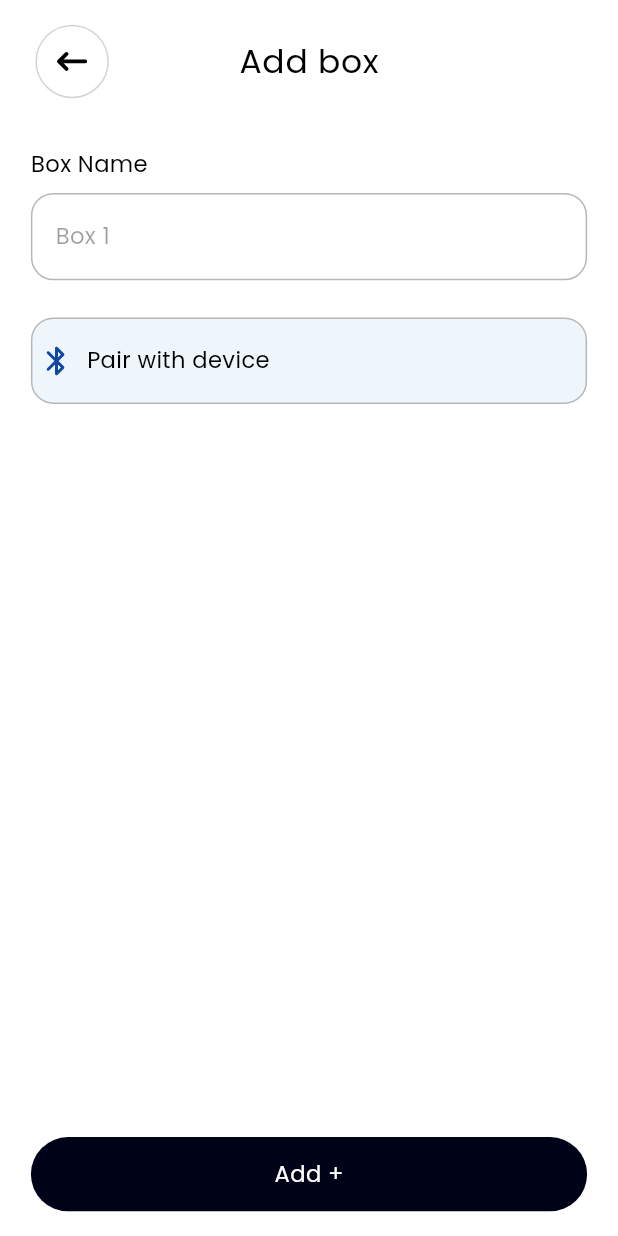
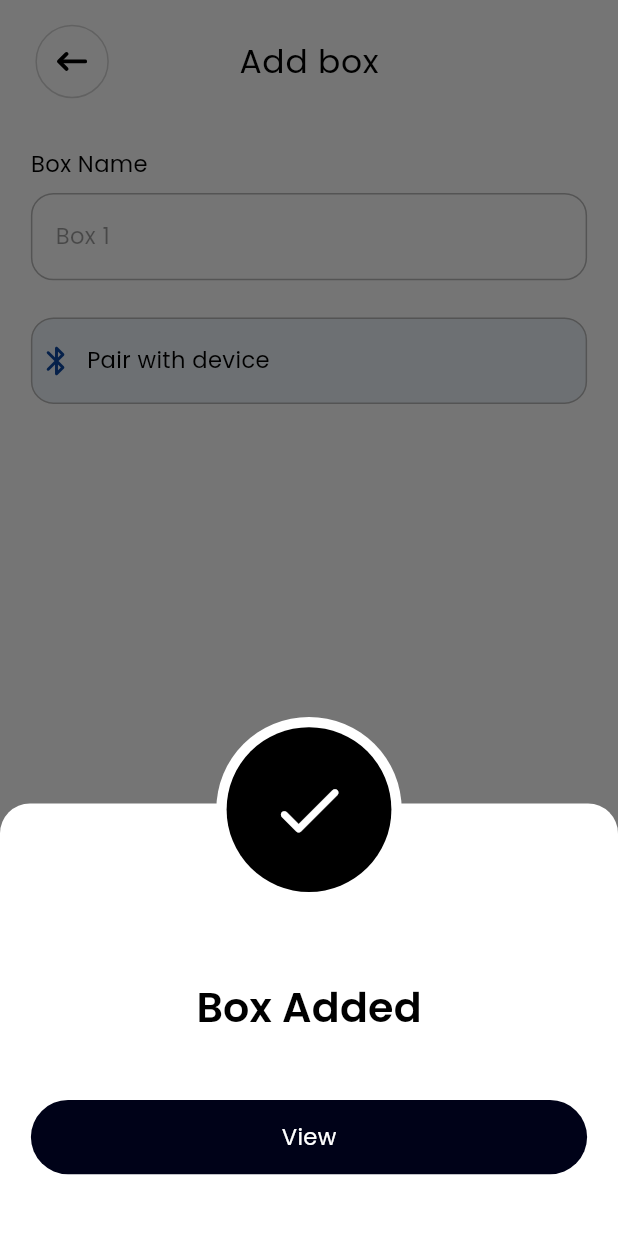
Before and after one commit to mideunlocked/sole-capsule, a Flutter app: the AddBoxScreen screen opened by its route, after a tap on "Add +", on a phone screen of 412 x 824 dp. Run offline on Flutter 3.47's test engine with Material 3 defaults, Android fonts, the phone set to English and light mode, and no system bars; our stand-ins replace cloud_firestore, firebase_auth, firebase_core, firebase_storage, flutter_svg, sizer; missing offline and left inert: encrypt; accounts and stored records are empty.

Commit message:
new commit

```diff
--- a/lib/screens/home_screens/add_box_screen.dart
+++ b/lib/screens/home_screens/add_box_screen.dart
@@ -1,10 +1,12 @@
 import 'package:flutter/material.dart';
 import 'package:sizer/sizer.dart';
-import 'package:sole_capsule/widgets/general_widgets/custom_text_field.dart';
 
-import '../../widgets/general_widgets/custom_back_button.dart';
+import '../../widgets/add_box_widgets/connect_blue_button.dart';
+import '../../widgets/general_widgets/custom_app_bar.dart';
 import '../../widgets/general_widgets/custom_button.dart';
+import '../../widgets/general_widgets/custom_text_field.dart';
 import '../../widgets/general_widgets/padded_screen_widget.dart';
+import '../../widgets/general_widgets/successfull_sheet.dart';
 
 class AddBoxScreen extends StatefulWidget {
   static const routeName = '/AddBoxScreen';
@@ -51,7 +53,21 @@ class _AddBoxScreenState extends State<AddBoxScreen> {
                 ),
               ),
               CustomButton(
-                onTap: () {},
+                onTap: () {
+                  var of = Theme.of(context);
+                  var textTheme = of.textTheme;
+                  var titleMedium = textTheme.titleMedium;
+
+                  showSuccesfullSheet(
+                    context: context,
+                    successMessage: Text(
+                      'Box Added',
+                      style: titleMedium?.copyWith(fontSize: 20.sp),
+                    ),
+                    buttonTitle: 'View',
+                    buttonFunction: () {},
+                  );
+                },
                 label: 'Add +',
               ),
               SizedBox(height: 2.h),
@@ -62,76 +78,3 @@ class _AddBoxScreenState extends State<AddBoxScreen> {
     );
   }
 }
-
-class ConnectBlueButton extends StatelessWidget {
-  const ConnectBlueButton({
-    super.key,
-  });
-
-  @override
-  Widget build(BuildContext context) {
-    var borderRadius = BorderRadius.circular(15);
-
-    return InkWell(
-      onTap: () {},
-      borderRadius: borderRadius,
-      child: Container(
-        width: 100.w,
-        height: 7.h,
-        padding: EdgeInsets.symmetric(horizontal: 1.w),
-        decoration: BoxDecoration(
-          color: const Color(0xFFEEF5FB),
-          border: Border.all(
-            color: const Color(0xFFB7B7B7),
-          ),
-          borderRadius: borderRadius,
-        ),
-        child: Row(
-          children: [
-            Icon(
-              Icons.bluetooth_rounded,
-              color: Colors.blue.shade900,
-            ),
-            SizedBox(width: 2.w),
-            const Text('Pair with device'),
-          ],
-        ),
-      ),
-    );
-  }
-}
-
-class CustomAppBar extends StatelessWidget {
-  const CustomAppBar({
-    super.key,
-    required this.title,
-  });
-
-  final String title;
-
-  @override
-  Widget build(BuildContext context) {
-    var of = Theme.of(context);
-    var textTheme = of.textTheme;
-
-    return Column(
-      children: [
-        SizedBox(height: 2.h),
-        Stack(
-          alignment: Alignment.center,
-          children: [
-            const Row(
-              children: [
-                CustomBackButton(),
-              ],
-            ),
-            Text(
-              title,
-              style: textTheme.bodyLarge,
-            ),
-          ],
-        ),
-      ],
-    );
-  }
-}
--- /dev/null
+++ b/lib/widgets/add_box_widgets/connect_blue_button.dart
@@ -0,0 +1,40 @@
+import 'package:flutter/material.dart';
+import 'package:sizer/sizer.dart';
+
+class ConnectBlueButton extends StatelessWidget {
+  const ConnectBlueButton({
+    super.key,
+  });
+
+  @override
+  Widget build(BuildContext context) {
+    var borderRadius = BorderRadius.circular(15);
+
+    return InkWell(
+      onTap: () {},
+      borderRadius: borderRadius,
+      child: Container(
+        width: 100.w,
+        height: 7.h,
+        padding: EdgeInsets.symmetric(horizontal: 1.w),
+        decoration: BoxDecoration(
+          color: const Color(0xFFEEF5FB),
+          border: Border.all(
+            color: const Color(0xFFB7B7B7),
+          ),
+          borderRadius: borderRadius,
+        ),
+        child: Row(
+          children: [
+            Icon(
+              Icons.bluetooth_rounded,
+              color: Colors.blue.shade900,
+            ),
+            SizedBox(width: 2.w),
+            const Text('Pair with device'),
+          ],
+        ),
+      ),
+    );
+  }
+}
--- /dev/null
+++ b/lib/widgets/general_widgets/custom_app_bar.dart
@@ -0,0 +1,39 @@
+import 'package:flutter/material.dart';
+import 'package:sizer/sizer.dart';
+
+import 'custom_back_button.dart';
+
+class CustomAppBar extends StatelessWidget {
+  const CustomAppBar({
+    super.key,
+    required this.title,
+  });
+
+  final String title;
+
+  @override
+  Widget build(BuildContext context) {
+    var of = Theme.of(context);
+    var textTheme = of.textTheme;
+
+    return Column(
+      children: [
+        SizedBox(height: 2.h),
+        Stack(
+          alignment: Alignment.center,
+          children: [
+            const Row(
+              children: [
+                CustomBackButton(),
+              ],
+            ),
+            Text(
+              title,
+              style: textTheme.bodyLarge,
+            ),
+          ],
+        ),
+      ],
+    );
+  }
+}
--- a/lib/widgets/reset_widgets/reset_successfull_sheet.dart
+++ b/lib/widgets/general_widgets/successfull_sheet.dart
@@ -1,21 +1,52 @@
 import 'package:flutter/material.dart';
 import 'package:sizer/sizer.dart';
 
-import '../general_widgets/custom_button.dart';
-import '../general_widgets/padded_screen_widget.dart';
+import 'custom_button.dart';
+import 'padded_screen_widget.dart';
 
-class ResetSuccessfullSheet extends StatelessWidget {
-  const ResetSuccessfullSheet({
+void showSuccesfullSheet({
+  required BuildContext context,
+  required Widget successMessage,
+  required String buttonTitle,
+  required Function buttonFunction,
+}) async {
+  showModalBottomSheet(
+    context: context,
+    isDismissible: false,
+    enableDrag: false,
+    shape: RoundedRectangleBorder(
+      borderRadius: BorderRadius.circular(20),
+    ),
+    backgroundColor: Colors.transparent,
+    builder: (ctx) => WillPopScope(
+      onWillPop: () {
+        throw 0;
+      },
+      child: SuccessfullSheet(
+        successMesssage: successMessage,
+        buttonFunction: buttonFunction,
+        buttonTitle: buttonTitle,
+      ),
+    ),
+  );
+}
+
+class SuccessfullSheet extends StatelessWidget {
+  const SuccessfullSheet({
     super.key,
+    required this.successMesssage,
+    required this.buttonTitle,
+    required this.buttonFunction,
   });
+
+  final Widget successMesssage;
+  final String buttonTitle;
+  final Function buttonFunction;
 
   @override
   Widget build(BuildContext context) {
-    var of = Theme.of(context);
-    var textTheme = of.textTheme;
-    var titleMedium = textTheme.titleMedium;
+    var sizedBox = SizedBox(height: 5.h);
 
-    var sizedBox = SizedBox(height: 5.h);
     return Stack(
       alignment: Alignment.bottomCenter,
       children: [
@@ -35,23 +66,13 @@ class ResetSuccessfullSheet extends StatelessWidget {
             child: Column(
               mainAxisAlignment: MainAxisAlignment.end,
               children: [
-                Text(
-                  'Password Reset Done!',
-                  style: titleMedium?.copyWith(fontSize: 20.sp),
-                ),
-                SizedBox(height: 0.5.h),
-                const Text(
-                  'Your password has been reset successfully, you can now login with your new password.',
-                  textAlign: TextAlign.center,
-                  style: TextStyle(color: Colors.black54),
-                ),
+                successMesssage,
                 sizedBox,
                 CustomButton(
                   onTap: () {
-                    Navigator.pushNamedAndRemoveUntil(
-                        context, '/LoginScreen', (route) => false);
+                    buttonFunction();
                   },
-                  label: 'Login',
+                  label: buttonTitle,
                 ),
                 sizedBox,
               ],
```
Also changed, not shown: lib/screens/auth_screens/reset_password_screen.dart (+23 -19 lines).
